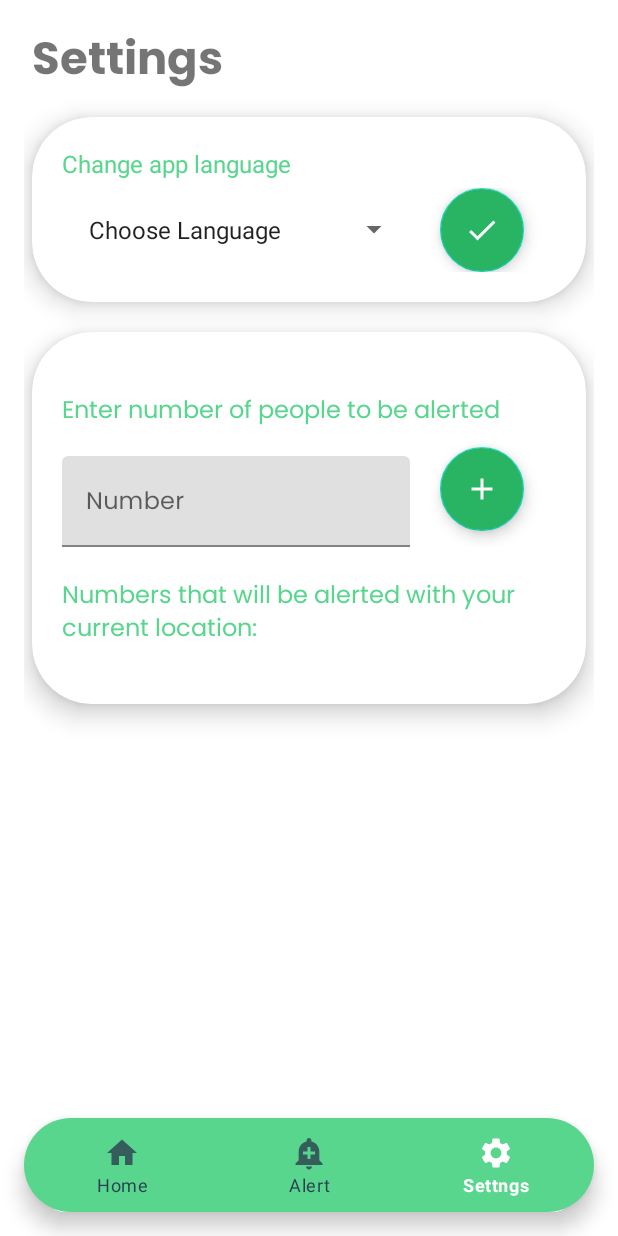
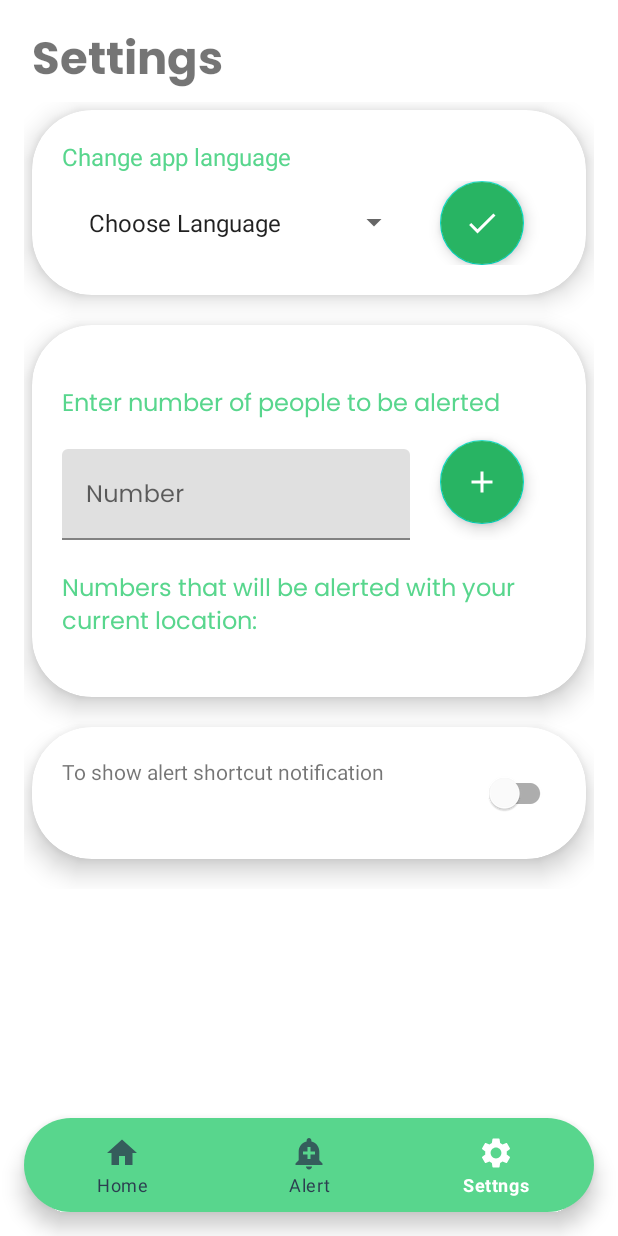
Before and after one commit to jaym21/Echo-Emergency, an Android app: the screen it shows after launch (MainActivity), item 3 of the bottom bar chosen, on a phone screen of 412 x 824 dp. Run offline under Robolectric (Android 15) with nearby library versions, the phone set to English and light mode, and no system bars; our stand-ins replace Room's generated code.

Commit message:
adding alert notification

```diff
--- a/app/src/main/java/com/example/echoemergency/fragments/Settings.kt
+++ b/app/src/main/java/com/example/echoemergency/fragments/Settings.kt
@@ -1,9 +1,10 @@
     package com.example.echoemergency.fragments
 
-import android.app.Activity
-import android.app.AlertDialog
+import android.app.*
 import android.content.Context
+import android.content.Intent
 import android.content.res.Configuration
+import android.os.Build
 import android.os.Bundle
 import androidx.fragment.app.Fragment
 import android.view.LayoutInflater
@@ -13,9 +14,13 @@ import android.widget.ArrayAdapter
 import android.widget.Spinner
 import android.widget.Toast
 import androidx.core.app.ActivityCompat.recreate
+import androidx.core.app.NotificationCompat
+import androidx.core.app.NotificationManagerCompat
+import androidx.core.content.ContextCompat.getSystemService
 import androidx.lifecycle.Observer
 import androidx.recyclerview.widget.LinearLayoutManager
 import com.example.echoemergency.MainActivity
+import com.example.echoemergency.R
 import com.example.echoemergency.adapters.INumberRVAdapter
 import com.example.echoemergency.adapters.NumberRVAdapter
 import com.example.echoemergency.components.NumberViewModel
@@ -31,6 +36,11 @@ import java.util.*
     private lateinit var viewModel: NumberViewModel
     private lateinit var langSelected: String
 
+    //for alert shortcut notification
+    val CHANNEL_NAME = "alert_shortcut"
+    val CHANNERL_ID = "channel_alert"
+    val NOTIFICATION_ID = 0
+
     override fun onCreateView(
         inflater: LayoutInflater, container: ViewGroup?,
         savedInstanceState: Bundle?
@@ -44,6 +54,9 @@ import java.util.*
     override fun onActivityCreated(savedInstanceState: Bundle?) {
         super.onActivityCreated(savedInstanceState)
 
+        createNotificationChannel()
+
+        //loading Locale
         loadLocale()
 
         //initializing viewModel by casting this as MainActivity so that we have access to the viewModel created in MainActivity
@@ -78,15 +91,48 @@ import java.util.*
 
         }
 
+        //changing app language according spinner selection when check button is clicked
         binding.btnChangeLang.setOnClickListener {
 
             langSelected = binding.spLanguage.selectedItem.toString()
             //changing language
             changeLang(langSelected)
         }
+
+
+        //opening app on click on notification
+        val intent = Intent(requireContext(), MainActivity::class.java)
+        //making pending intent
+        val pendingIntent = TaskStackBuilder.create(requireContext()).run {
+            addNextIntentWithParentStack(intent)
+            getPendingIntent(0, PendingIntent.FLAG_UPDATE_CURRENT)
+        }
+
+        //making alert shortcut notification
+        val notificationAlert = NotificationCompat.Builder(requireContext(), CHANNERL_ID)
+                .setContentText("Click to send alert in emergency")
+                .setSmallIcon(R.drawable.ic_alert)
+                .setPriority(NotificationCompat.PRIORITY_MAX)
+                .setOngoing(true)
+                .setContentIntent(pendingIntent)
+                .build()
+
+        val notificationManager = NotificationManagerCompat.from(requireContext())
+
+        //on switch flip
+        binding.switchAlert.setOnCheckedChangeListener { _, isChecked ->
+            if (isChecked) {
+                notificationManager.notify(NOTIFICATION_ID, notificationAlert)
+            }
+            else {
+                notificationManager.cancel(NOTIFICATION_ID)
+            }
+        }
+
     }
 
     private fun changeLang(langSelected: String) {
+        //setting Locale according to the language selected from the spinner
         if (langSelected == "English") {
             setLocale("en")
             recreate(requireActivity())
@@ -96,6 +142,7 @@ import java.util.*
         }
     }
 
+    //setting language selected as app language
     private fun setLocale(lang: String) {
         val locale = Locale(lang)
         Locale.setDefault(locale)
@@ -116,6 +163,14 @@ import java.util.*
         setLocale(language!!)
     }
 
+    fun createNotificationChannel() {
+        if (Build.VERSION.SDK_INT >= Build.VERSION_CODES.O) {
+            val channel = NotificationChannel(CHANNERL_ID, CHANNEL_NAME, NotificationManager.IMPORTANCE_DEFAULT)
+            val manager = requireActivity().getSystemService(Context.NOTIFICATION_SERVICE) as NotificationManager
+            manager.createNotificationChannel(channel)
+        }
+    }
+
     override fun onItemClicked(number: Number) {
         //whenever a number is clicked we call the delete fun in viewModel
         viewModel.deleteNumber(number)
--- a/app/src/main/res/layout/fragment_settings.xml
+++ b/app/src/main/res/layout/fragment_settings.xml
@@ -14,9 +14,17 @@
         android:text="@string/settings"
         android:textSize="30sp"
         android:layout_marginStart="5dp"
-        android:layout_marginBottom="10dp"
         android:textAllCaps="false"
         android:fontFamily="@font/poppins_bold"/>
+
+    <androidx.core.widget.NestedScrollView
+        android:layout_width="match_parent"
+        android:layout_height="match_parent">
+
+    <LinearLayout
+        android:layout_width="match_parent"
+        android:layout_height="wrap_content"
+        android:orientation="vertical">
 
         <com.google.android.material.card.MaterialCardView
             android:layout_width="match_parent"
@@ -24,7 +32,8 @@
             app:cardCornerRadius="40dp"
             app:cardElevation="10dp"
             android:layout_marginLeft="5dp"
-        android:layout_marginRight="5dp">
+            android:layout_marginRight="5dp"
+            android:layout_marginTop="5dp">
 
             <LinearLayout
                 android:layout_width="match_parent"
@@ -150,4 +159,40 @@
 
         </com.google.android.material.card.MaterialCardView>
 
+        <com.google.android.material.card.MaterialCardView
+            android:layout_width="match_parent"
+            android:layout_height="wrap_content"
+            app:cardCornerRadius="40dp"
+            app:cardElevation="10dp"
+            android:layout_marginLeft="5dp"
+            android:layout_marginRight="5dp"
+            android:layout_marginTop="20dp"
+            android:layout_marginBottom="20dp">
+
+            <LinearLayout
+                android:layout_width="match_parent"
+                android:layout_height="match_parent"
+                android:orientation="horizontal"
+                android:padding="20dp">
+
+                <TextView
+                    android:layout_width="0dp"
+                    android:layout_height="match_parent"
+                    android:layout_weight="3"
+                    android:text="To show alert shortcut notification"/>
+
+                <com.google.android.material.switchmaterial.SwitchMaterial
+                    android:id="@+id/switchAlert"
+                    android:layout_width="0dp"
+                    android:layout_height="wrap_content"
+                    android:layout_weight="1"/>
+
             </LinearLayout>
+
+        </com.google.android.material.card.MaterialCardView>
+
+    </LinearLayout>
+
+    </androidx.core.widget.NestedScrollView>
+
+</LinearLayout>
```
Also changed, not shown: app/src/main/java/com/example/echoemergency/MainActivity.kt (+41 -0 lines). Lines whose indentation alone changed are shown as unchanged.
